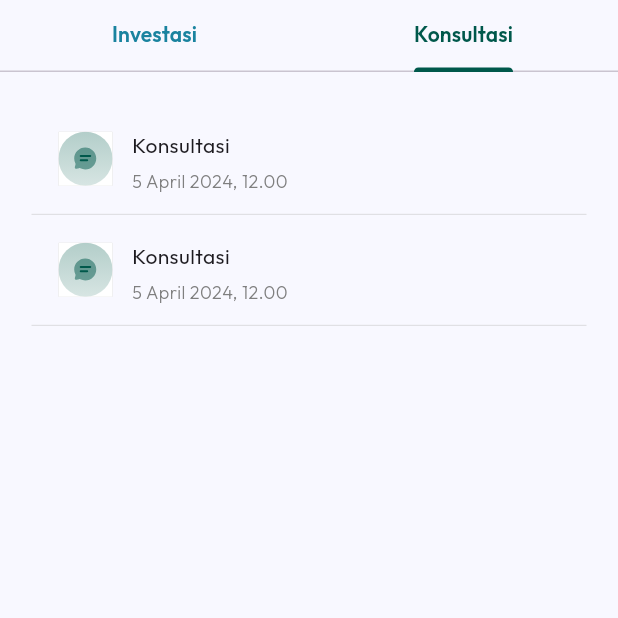
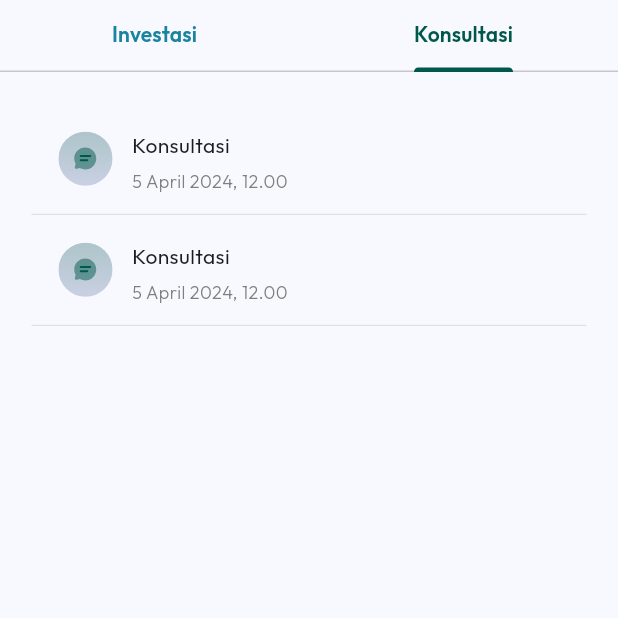
Before and after one commit to raihansyahrin/team_5_motionhack, a Flutter app: the HistoryPage screen opened directly, tab 2 chosen, on a phone screen of 412 x 824 dp, the top half of it. Run offline on Flutter 3.47's test engine with Material 3 defaults, Android fonts, the phone set to English and light mode, and no system bars; our stand-ins replace flutter_svg, get, google_fonts, shared_preferences; accounts and stored records are empty.

Commit message:
refactor: change calling assets for pic

```diff
--- a/lib/ui/history/history_page.dart
+++ b/lib/ui/history/history_page.dart
@@ -44,28 +44,28 @@ class HistoryPage extends StatelessWidget {
                               children: [
                                 BannerHistory(
                                   nama: 'Pengajuan Proposal',
-                                  pic: 'assets/icons/konsultasi_icon.svg',
+                                  pic: 'assets/icons/historylist_icon.svg',
                                   posisi: '5 April 2024, 12.00',
                                   pengajuan: true,
                                   terima: true,
                                 ),
                                 BannerHistory(
                                   nama: 'Pengajuan Proposal',
-                                  pic: 'assets/icons/konsultasi_icon.svg',
+                                  pic: 'assets/icons/historylist_icon.svg',
                                   posisi: '5 April 2024, 12.00',
                                   pengajuan: true,
                                   terima: false,
                                 ),
                                 BannerHistory(
                                   nama: 'Laporan Mingguan',
-                                  pic: 'assets/icons/konsultasi_icon.svg',
+                                  pic: 'assets/icons/historylist_icon.svg',
                                   posisi: '5 April 2024, 12.00',
                                   pengajuan: false,
                                   terima: true,
                                 ),
                                 BannerHistory(
                                   nama: 'Pengajuan Proposal',
-                                  pic: 'assets/icons/konsultasi_icon.svg',
+                                  pic: 'assets/icons/historylist_icon.svg',
                                   posisi: '5 April 2024, 12.00',
                                   pengajuan: false,
                                   terima: false,
@@ -89,14 +89,14 @@ class HistoryPage extends StatelessWidget {
                               children: [
                                 BannerHistory(
                                   nama: 'Konsultasi',
-                                  pic: 'assets/icons/konsultasi_icon.svg',
+                                  pic: 'assets/icons/historylist_icon.svg',
                                   posisi: '5 April 2024, 12.00',
                                   pengajuan: false,
                                   terima: false,
                                 ),
                                 BannerHistory(
                                   nama: 'Konsultasi',
-                                  pic: 'assets/icons/konsultasi_icon.svg',
+                                  pic: 'assets/icons/historylist_icon.svg',
                                   posisi: '5 April 2024, 12.00',
                                   pengajuan: false,
                                   terima: false,
```
